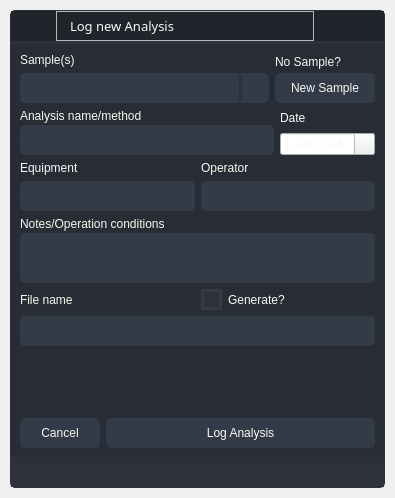
First picture: the form in src/app/ui/qt/analysiswindow.ui, repository AIR-G-UFOP/Saturn-SampleLog, before the edit.
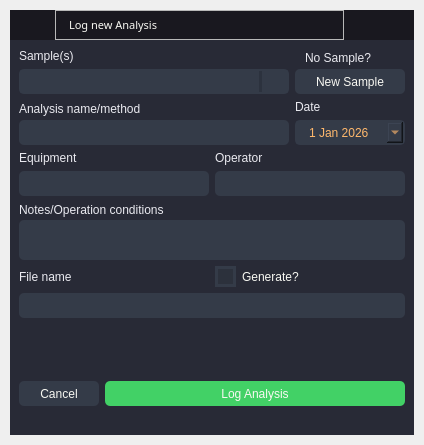
Second picture: the form after the edit. Icons and pictures are not drawn.

Patch:
```diff
--- a/src/app/ui/qt/analysiswindow.ui
+++ b/src/app/ui/qt/analysiswindow.ui
@@ -6,8 +6,8 @@
    <rect>
     <x>0</x>
     <y>0</y>
-    <width>395</width>
-    <height>498</height>
+    <width>424</width>
+    <height>445</height>
    </rect>
   </property>
   <property name="maximumSize">
@@ -22,46 +22,24 @@
   <widget class="QWidget" name="stylesheet">
    <property name="styleSheet">
     <string notr="true">QWidget{
-	color:#f8f8f2;
-	font: 10pt &quot;AbrilTitlingNarrowW04-Bold&quot;;
-}
-/* Tooltip */
-QToolTip {
-	color: #ffffff;
-	background-color: rgba(33, 37, 43, 180);
-	border: 1px solid rgb(44, 49, 58);
-	background-image: none;
-	background-position: left center;
-	background-repeat: no-repeat;
-	border: none;
-	border-left: 2px solid #ff5555;
-	text-align: left;
-	padding-left: 8px;
-	margin: 0px;
+	color: #F8F8F2;
+	font: 8pt &quot;Inter 24pt Medium&quot;;
 }
 /* Bg App */
 #bgApp {	
-	background-color: rgb(40, 44, 52);
-	border: 1px solid rgb(44, 49, 58);
-	border-radius: 5px;	
+	background-color: #282A36;
+}
+#contentTopBg {
+	background-color: #19181f;
 }
 #topLogo {
-	background-color: rgb(33, 37, 43);
-	background-image: url(:/imagem/images/saturn_logo2.png);
+	background-image: url(:/imagem/images/saturn_logo.png);
 	background-position: centered;
 	background-repeat: no-repeat;
 }
 #titleRightInfo { 
 	padding-left: 10px;
-	font: 10pt &quot;AbrilTitlingNarrowW04-Bold&quot;;
  }
-/* Content App */
-#contentTopBg{	
-	background-color: rgb(33, 37, 43);
-}
-#contentBottom{
-	border-top: 3px solid rgb(44, 49, 58);
-}
 /* Top Buttons */
 #rightButtons .QPushButton { background-color: rgba(255, 255, 255, 0); border: none;  border-radius: 5px; }
 #rightButtons .QPushButton:hover { background-color: rgb(44, 49, 57); border-style: solid; border-radius: 4px; }
@@ -70,7 +48,7 @@
 #closeAppBtn:hover{ background-color:#ff5555;}
 #closeAppBtn:pressed { background-color:rgb(193, 64, 64); border-style: solid; border-radius: 5px;}
 /* Bottom Bar */
-#bottomBar { background-color: rgb(44, 49, 58); }
+#bottomBar { background-color: #282A36; }
 #bottomBar QLabel { font-size: 10px; color: rgb(113, 126, 149);}
 #bottomBar .QProgressBar {
 	border-radius: 5px;
@@ -84,10 +62,10 @@
     border-radius: 5px;
 }
 /*Button */
-#btn_loguser {
+#btn_logAnalysis {
 	border-radius: 5px;	
-	background-color:#50FA7B;
-	color: rgb(33, 37, 43);
+	border: none;
+	background-color: rgb(66, 209, 102);
 }
 #btn_loguser:hover {
 	border: 2px solid rgb(61, 70, 86);
@@ -95,16 +73,27 @@
 #btn_loguser:pressed {
 	border: 2px solid #50FA7B;
 }
-QPushButton {
+#btn_cancel {
 	border-radius: 5px;	
+	border: none;
 	background-color: rgb(52, 59, 72);
-	color: #F8F8F2;
 }
 QPushButton:hover {
 	border: 2px solid rgb(61, 70, 86);
 }
-QPushButton:pressed {
-	border: 2px solid  rgb(52, 59, 72);
+#btn_cancel::pressed {
+	background-color: rgb(52, 59, 72);
+}
+#btn_addSample {
+	border-radius: 5px;	
+	border: none;
+	background-color: rgb(52, 59, 72);
+}
+#btn_addSample::hover {
+	background-color: rgb(61, 70, 86);
+}
+#btn_addSample::pressed {
+	background-color: rgb(52, 59, 72);
 }
 
 /*LineEdit */
@@ -141,7 +130,8 @@
 
 /*QLabel */
 #content .QLabel {
-	color: #F8F8F2
+	color: #EAEAF0;
+	font: 8pt &quot;Inter 24pt Medium&quot;;
 }
 
 /*ComboBox */
@@ -192,6 +182,37 @@
     background: 3px solid rgb(52, 59, 72);
 	border: 3px solid rgb(52, 59, 72);	
 	background-image: url(:/icons/icons/cil-check-alt.png);
+}
+QDateEdit{
+	background-color: rgb(52, 59, 72);
+	border-radius: 5px;
+	border: 2px solid rgb(52, 59, 72);
+	padding: 5px;
+	padding-left: 10px;
+	color: #ffb86c;
+}
+QDateEdit:hover{
+	border: 2px solid rgb(64, 71, 88);
+}
+QDateEdit::drop-down {
+	subcontrol-origin: padding;
+	subcontrol-position: top right;
+	width: 25px; 
+	border-left-width: 3px;
+	border-left-color: rgba(39, 44, 54, 150);
+	border-left-style: solid;
+	border-top-right-radius: 3px;
+	border-bottom-right-radius: 3px;	
+	background-image: url(:/icons/icons/cil-arrow-drop-down.png);
+	background-position: center;
+	background-repeat: no-reperat;
+ }
+QDateEdit QAbstractItemView {
+	/*color: rgb(255, 121, 198);*/
+	color: #ff5555;	
+	background-color: rgb(33, 37, 43);
+	padding: 10px;
+	selection-background-color: rgb(39, 44, 54);
 }</string>
    </property>
    <layout class="QVBoxLayout" name="shadow">
@@ -402,8 +423,8 @@
                     <widget class="QLabel" name="titleRightInfo">
                      <property name="font">
                       <font>
-                       <family>AbrilTitlingNarrowW04-Bold</family>
-                       <pointsize>10</pointsize>
+                       <family>Inter 24pt Medium</family>
+                       <pointsize>8</pointsize>
                        <weight>50</weight>
                        <italic>false</italic>
                        <bold>false</bold>
@@ -592,7 +613,13 @@
                         <property name="minimumSize">
                          <size>
                           <width>0</width>
-                          <height>30</height>
+                          <height>25</height>
+                         </size>
+                        </property>
+                        <property name="maximumSize">
+                         <size>
+                          <width>16777215</width>
+                          <height>25</height>
                          </size>
                         </property>
                         <property name="cursor">
@@ -632,8 +659,8 @@
                      <widget class="QPushButton" name="btn_addSample">
                       <property name="minimumSize">
                        <size>
-                        <width>100</width>
-                        <height>30</height>
+                        <width>110</width>
+                        <height>25</height>
                        </size>
                       </property>
                       <property name="maximumSize">
@@ -679,7 +706,7 @@
                       <property name="minimumSize">
                        <size>
                         <width>0</width>
-                        <height>30</height>
+                        <height>25</height>
                        </size>
                       </property>
                      </widget>
@@ -697,6 +724,18 @@
                     </item>
                     <item>
                      <widget class="QDateEdit" name="date">
+                      <property name="minimumSize">
+                       <size>
+                        <width>110</width>
+                        <height>25</height>
+                       </size>
+                      </property>
+                      <property name="maximumSize">
+                       <size>
+                        <width>16777215</width>
+                        <height>25</height>
+                       </size>
+                      </property>
                       <property name="dateTime">
                        <datetime>
                         <hour>0</hour>
@@ -739,7 +778,7 @@
                       <property name="minimumSize">
                        <size>
                         <width>0</width>
-                        <height>30</height>
+                        <height>25</height>
                        </size>
                       </property>
                      </widget>
@@ -760,7 +799,7 @@
                       <property name="minimumSize">
                        <size>
                         <width>0</width>
-                        <height>30</height>
+                        <height>25</height>
                        </size>
                       </property>
                      </widget>
@@ -792,13 +831,13 @@
                     <property name="minimumSize">
                      <size>
                       <width>0</width>
-                      <height>50</height>
+                      <height>40</height>
                      </size>
                     </property>
                     <property name="maximumSize">
                      <size>
                       <width>16777215</width>
-                      <height>50</height>
+                      <height>40</height>
                      </size>
                     </property>
                     <property name="cursor" stdset="0">
@@ -836,7 +875,7 @@
                     <property name="minimumSize">
                      <size>
                       <width>0</width>
-                      <height>30</height>
+                      <height>25</height>
                      </size>
                     </property>
                    </widget>
@@ -863,7 +902,7 @@
                     <property name="minimumSize">
                      <size>
                       <width>0</width>
-                      <height>30</height>
+                      <height>25</height>
                      </size>
                     </property>
                     <property name="maximumSize">
@@ -885,7 +924,7 @@
                     <property name="minimumSize">
                      <size>
                       <width>0</width>
-                      <height>30</height>
+                      <height>25</height>
                      </size>
                     </property>
                     <property name="cursor">
@@ -906,13 +945,13 @@
                <property name="minimumSize">
                 <size>
                  <width>0</width>
-                 <height>30</height>
+                 <height>20</height>
                 </size>
                </property>
                <property name="maximumSize">
                 <size>
                  <width>16777215</width>
-                 <height>30</height>
+                 <height>20</height>
                 </size>
                </property>
                <property name="frameShape">
```
Left out of the diff: 12 changed lines with no effect on the pictures.
